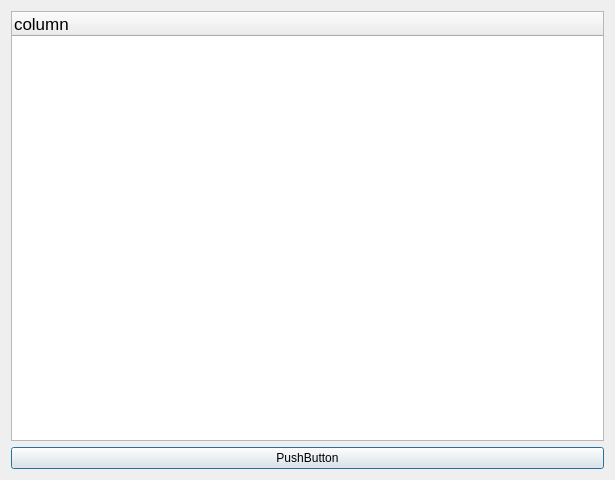
Old version of the form Translate/sentencemanagerform.ui in the repository gagikpog/TestAndTranslate.
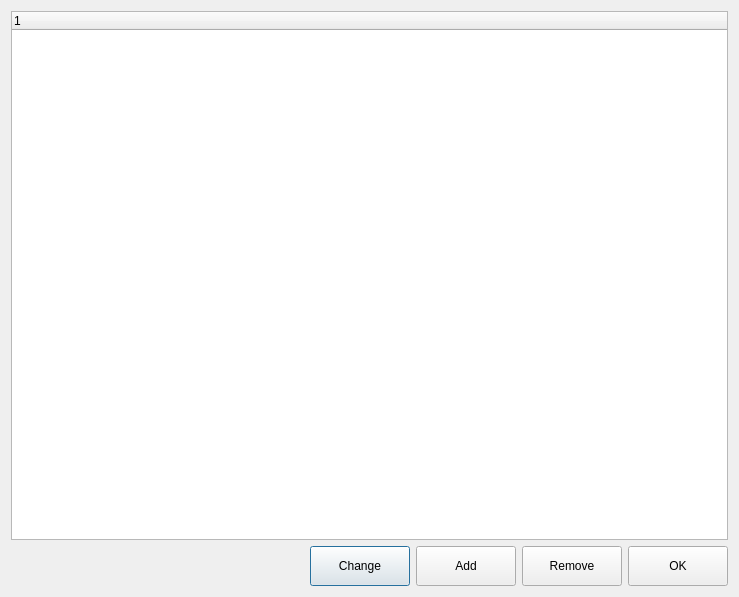
New version of the form.

What changed in the file:
```diff
--- a/Translate/sentencemanagerform.ui
+++ b/Translate/sentencemanagerform.ui
@@ -6,8 +6,8 @@
    <rect>
     <x>0</x>
     <y>0</y>
-    <width>615</width>
-    <height>480</height>
+    <width>739</width>
+    <height>597</height>
    </rect>
   </property>
   <property name="windowTitle">
@@ -16,24 +16,81 @@
   <layout class="QVBoxLayout" name="verticalLayout">
    <item>
     <widget class="QTreeWidget" name="treeWidget">
-     <property name="font">
-      <font>
-       <pointsize>13</pointsize>
-      </font>
-     </property>
      <column>
       <property name="text">
-       <string>column</string>
+       <string notr="true">1</string>
       </property>
      </column>
     </widget>
    </item>
    <item>
-    <widget class="QPushButton" name="pushButton">
-     <property name="text">
-      <string>PushButton</string>
-     </property>
-    </widget>
+    <layout class="QHBoxLayout" name="horizontalLayout">
+     <item>
+      <spacer name="horizontalSpacer">
+       <property name="orientation">
+        <enum>Qt::Horizontal</enum>
+       </property>
+       <property name="sizeHint" stdset="0">
+        <size>
+         <width>40</width>
+         <height>20</height>
+        </size>
+       </property>
+      </spacer>
+     </item>
+     <item>
+      <widget class="QPushButton" name="btmChange">
+       <property name="minimumSize">
+        <size>
+         <width>100</width>
+         <height>40</height>
+        </size>
+       </property>
+       <property name="text">
+        <string>Change</string>
+       </property>
+      </widget>
+     </item>
+     <item>
+      <widget class="QPushButton" name="btmAdd">
+       <property name="minimumSize">
+        <size>
+         <width>100</width>
+         <height>40</height>
+        </size>
+       </property>
+       <property name="text">
+        <string>Add</string>
+       </property>
+      </widget>
+     </item>
+     <item>
+      <widget class="QPushButton" name="btmRemove">
+       <property name="minimumSize">
+        <size>
+         <width>100</width>
+         <height>40</height>
+        </size>
+       </property>
+       <property name="text">
+        <string>Remove</string>
+       </property>
+      </widget>
+     </item>
+     <item>
+      <widget class="QPushButton" name="btmOk">
+       <property name="minimumSize">
+        <size>
+         <width>100</width>
+         <height>40</height>
+        </size>
+       </property>
+       <property name="text">
+        <string>OK</string>
+       </property>
+      </widget>
+     </item>
+    </layout>
    </item>
   </layout>
  </widget>
```
Left out of the diff: 4 changed lines with no effect on the pictures.
